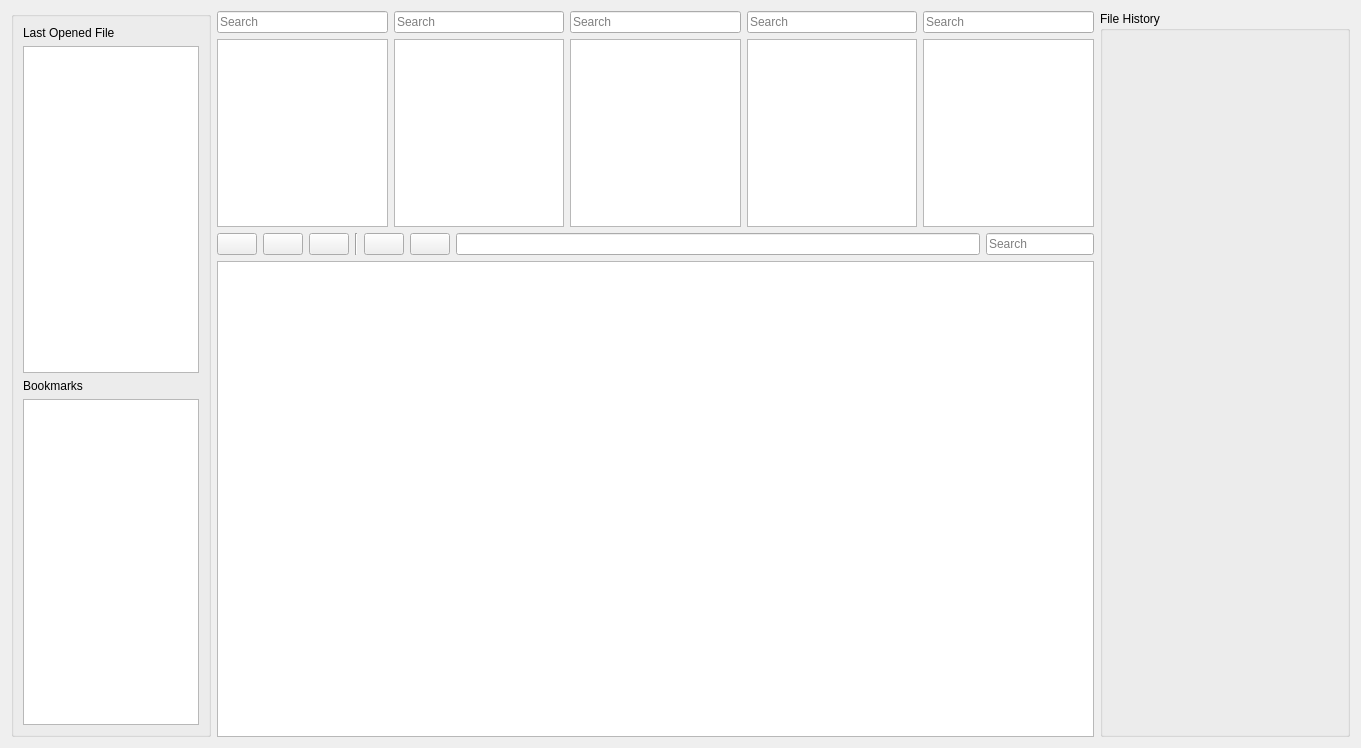
Qt form app/plugins/core/explorer/explorer_section.ui (tonmaiart/UkoreHubDev) before a commit.
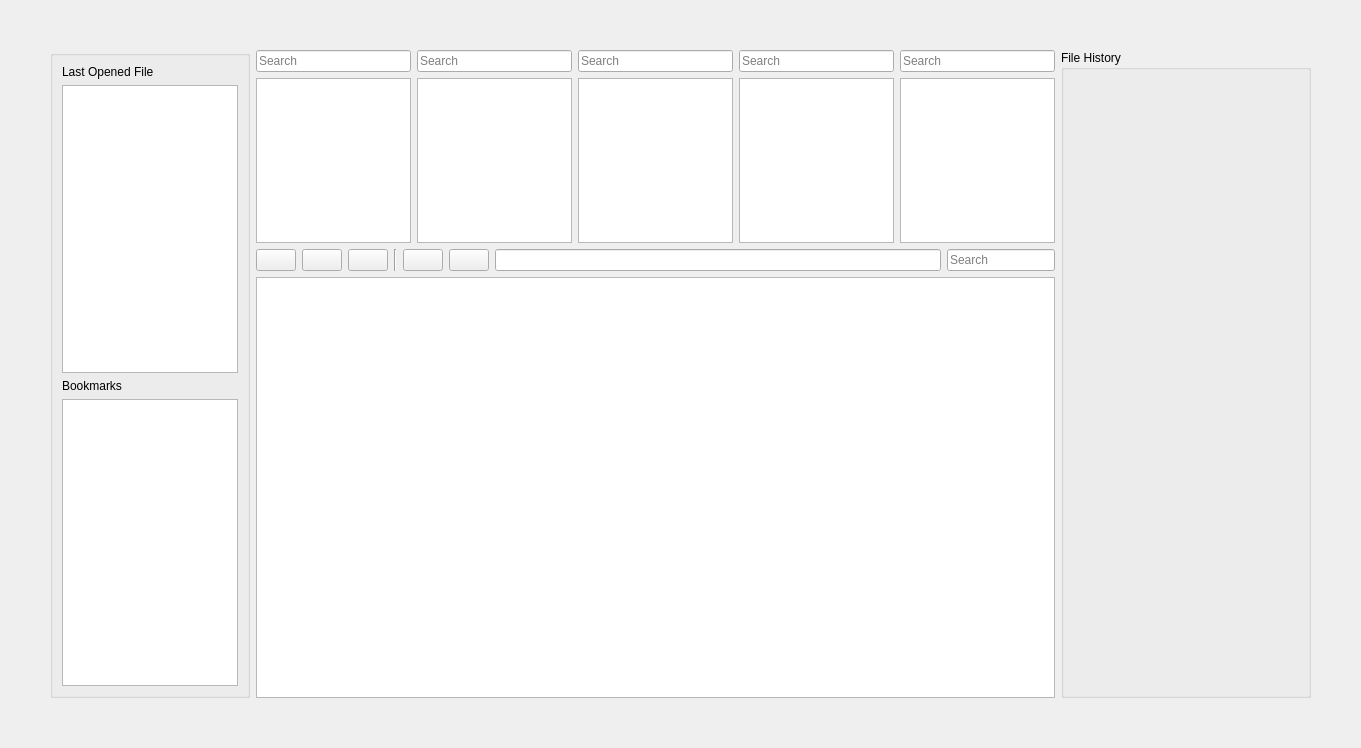
The same form after that commit.

```diff
--- a/app/plugins/core/explorer/explorer_section.ui
+++ b/app/plugins/core/explorer/explorer_section.ui
@@ -14,6 +14,18 @@
    <string>Form</string>
   </property>
   <layout class="QGridLayout" name="gridLayout">
+   <property name="leftMargin">
+    <number>50</number>
+   </property>
+   <property name="topMargin">
+    <number>50</number>
+   </property>
+   <property name="rightMargin">
+    <number>50</number>
+   </property>
+   <property name="bottomMargin">
+    <number>50</number>
+   </property>
    <item row="0" column="0">
     <widget class="QGroupBox" name="groupBox">
      <property name="minimumSize">
```
